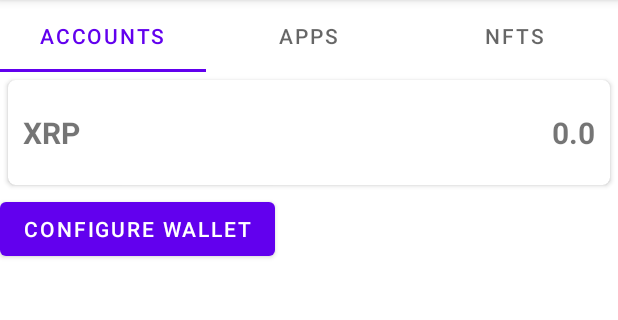
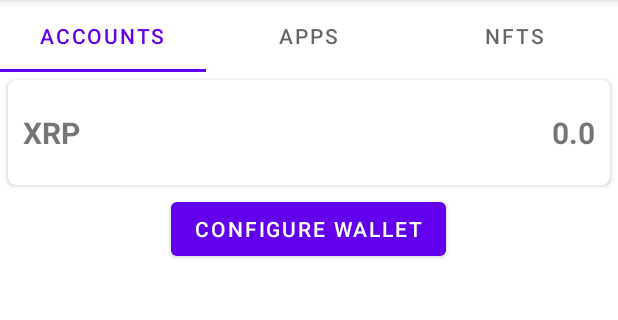
Before and after one commit to lushtechnology/ZPass, an Android app: the screen it shows after launch (MainActivity), on a phone screen of 412 x 824 dp, the part 84-404 px from its top. Run offline under Robolectric (Android 15) with nearby library versions, the phone set to English and light mode, and no system bars; 2 statements that could not run were skipped.

Commit message:
fix button alignment

```diff
--- a/app/src/main/res/layout/fragment_account.xml
+++ b/app/src/main/res/layout/fragment_account.xml
@@ -50,7 +50,7 @@
         android:id="@+id/configure"
         android:layout_width="wrap_content"
         android:layout_height="wrap_content"
-        tools:layout_columnSpan="2"
+        android:layout_gravity="center_horizontal"
         android:text="Configure Wallet" />
 
 </LinearLayout>
```
